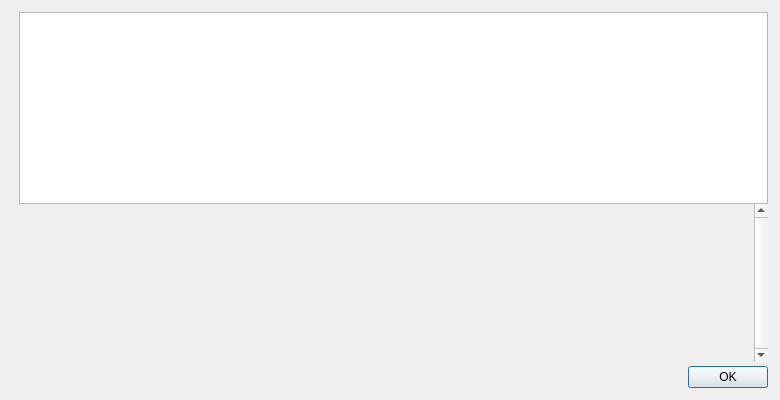
Old version of the form src/qt/forms/helpmessagedialog.ui in the repository Actinium-project/Actinium.
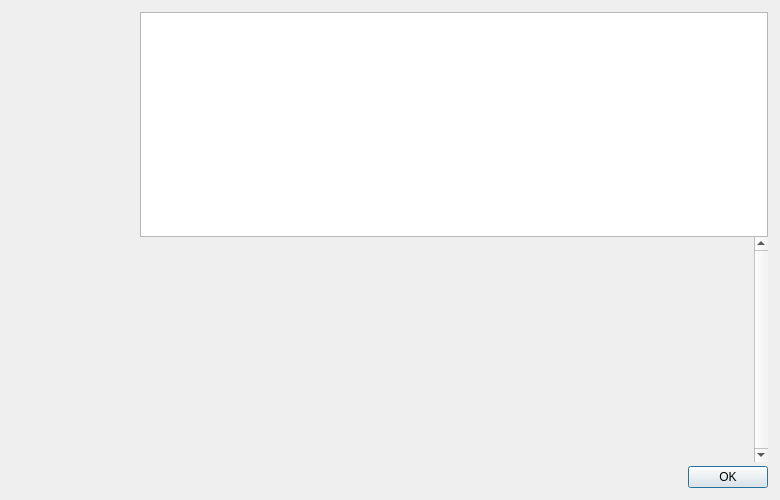
New version of the form. Icons and pictures are not drawn.

The edit to the form file:
```diff
--- a/src/qt/forms/helpmessagedialog.ui
+++ b/src/qt/forms/helpmessagedialog.ui
@@ -7,9 +7,18 @@
     <x>0</x>
     <y>0</y>
     <width>780</width>
-    <height>400</height>
+    <height>500</height>
    </rect>
   </property>
+  <property name="maximumSize">
+   <size>
+    <width>16777215</width>
+    <height>500</height>
+   </size>
+  </property>
+  <property name="windowTitle">
+   <string notr="true">Actinium Core - Command-line options</string>
+  </property>
   <layout class="QHBoxLayout" name="horizontalLayout_2">
    <property name="spacing">
     <number>0</number>
@@ -27,12 +36,12 @@
     <number>12</number>
    </property>
    <item>
-    <layout class="QVBoxLayout" name="verticalLayoutLogo" stretch="0,0">
+    <layout class="QVBoxLayout" name="verticalLayoutLogo" stretch="0">
      <property name="leftMargin">
       <number>0</number>
      </property>
      <property name="topMargin">
-      <number>4</number>
+      <number>0</number>
      </property>
      <property name="rightMargin">
       <number>0</number>
@@ -40,17 +49,32 @@
      <item>
       <widget class="QLabel" name="aboutLogo">
        <property name="sizePolicy">
-        <sizepolicy hsizetype="Preferred" vsizetype="Preferred">
+        <sizepolicy hsizetype="Minimum" vsizetype="Ignored">
          <horstretch>0</horstretch>
          <verstretch>0</verstretch>
         </sizepolicy>
        </property>
+       <property name="minimumSize">
+        <size>
+         <width>128</width>
+         <height>464</height>
+        </size>
+       </property>
        <property name="maximumSize">
         <size>
          <width>128</width>
-         <height>512</height>
+         <height>564</height>
         </size>
        </property>
+       <property name="baseSize">
+        <size>
+         <width>96</width>
+         <height>564</height>
+        </size>
+       </property>
+       <property name="autoFillBackground">
+        <bool>false</bool>
+       </property>
        <property name="pixmap">
         <pixmap resource="../bitcoin.qrc">:/icons/aboutDialog</pixmap>
        </property>
@@ -95,6 +119,14 @@
         <bool>true</bool>
        </property>
        <widget class="QWidget" name="scrollAreaWidgetContents">
+        <property name="geometry">
+         <rect>
+          <x>0</x>
+          <y>0</y>
+          <width>599</width>
+          <height>201</height>
+         </rect>
+        </property>
         <layout class="QVBoxLayout" name="verticalLayout_2">
          <item>
           <widget class="QLabel" name="aboutMessage">
```
Left out of the diff: 14 changed lines with no effect on the pictures.
